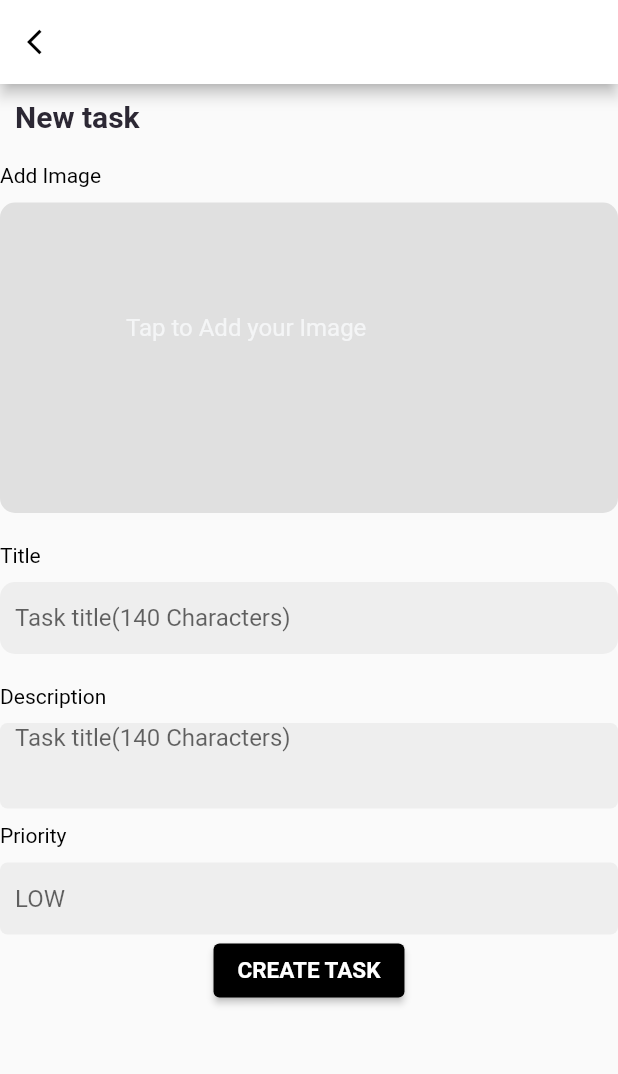
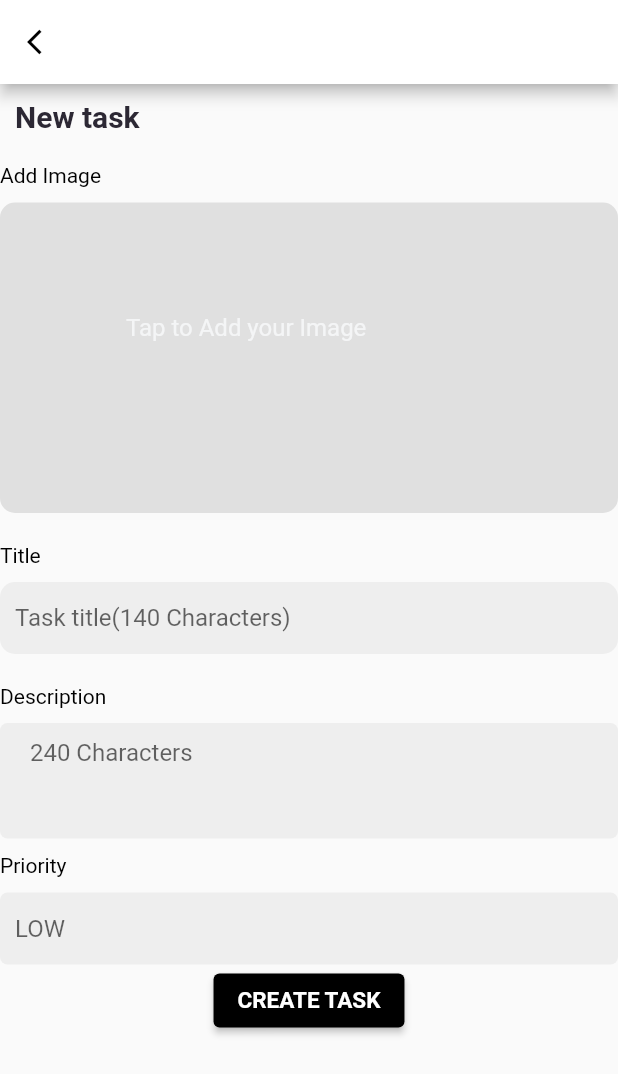
Before and after one commit to thirtsa-t/mobile-, a Flutter app: the EnterTasks screen opened directly, on a phone screen of 412 x 824 dp. Shown: the top 1074 px of the screen. Run offline on Flutter 3.47's test engine with Material 2 defaults, Android fonts, the phone set to English and light mode, and no system bars; our stand-ins replace hive; missing offline and left inert: images_picker; accounts and stored records are empty; Roboto replaces fonts that are missing (MontSerrat.bold, Montserrat); project files that could hold a hidden picture were left out.

Commit message:
update entertask

```diff
--- a/lib/Screen/Entertasks.dart
+++ b/lib/Screen/Entertasks.dart
@@ -201,11 +201,11 @@ class _EnterTasksState extends State<EnterTasks> {
                   decoration: InputDecoration(
                     filled: true,
                     fillColor: Colors.grey[200],
-                    hintText: "Task title(140 Characters)",
+                    hintText: "240 Characters",
                     border: OutlineInputBorder(
                         borderRadius: BorderRadius.circular(5),
                         borderSide: BorderSide.none),
-                    contentPadding: EdgeInsets.only(left: 10.0),
+                    contentPadding: EdgeInsets.only(left: 20.0, top: 20.0, right: 20.0),
                   ),
                   minLines: 3,
                   maxLines: 4,
@@ -276,6 +276,7 @@ class _EnterTasksState extends State<EnterTasks> {
                                   )));
                     }
                   },
+
                   child: Text(
                     "CREATE TASK",
                     style: TextStyle(
```
